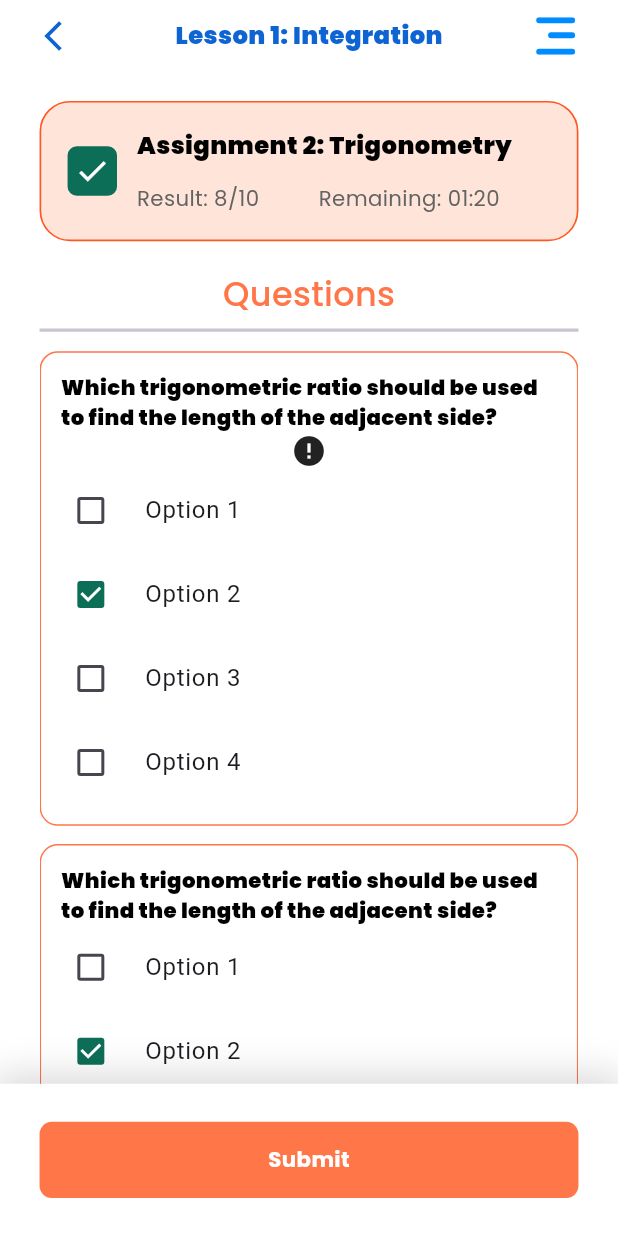
After one commit to Ztrios/Learning-Management, a Flutter app: the QuizSubmissionPage screen opened directly, on a phone screen of 412 x 824 dp. The commit adds this screen. Run offline on Flutter 3.47's test engine with Material 3 defaults, Android fonts, the phone set to English and light mode, and no system bars; drawn by our look-alikes of cached_network_image, toastification; our stand-ins replace awesome_notifications, dartz, date_picker_timeline, dio, equatable, firebase_core and 17 more; accounts and stored records are empty; network calls fail.

Commit message:
:art:[Interface]: "Quiz Submission page ui design completed".

```diff
--- a/lib/features/lessons/lession_routes.dart
+++ b/lib/features/lessons/lession_routes.dart
@@ -4,6 +4,7 @@ import 'package:learning_management/config/routes/router_transition.dart';
 import 'package:learning_management/features/lessons/presentation/pages/assignment_submit_page.dart';
 import 'package:learning_management/features/lessons/presentation/pages/lession_details_page.dart';
 import 'package:learning_management/features/lessons/presentation/pages/lessions_page.dart';
+import 'package:learning_management/features/lessons/presentation/pages/quiz_submission_page.dart';
 
 class LessionRouter {
   const LessionRouter._();
@@ -53,7 +54,20 @@ class LessionRouter {
                       transitionsBuilder: routerTransition
                   );
                 },
+              ),
+
+              GoRoute(
+                path: QuizSubmissionPage.path,
+                name: QuizSubmissionPage.name,
+                pageBuilder: (context,state){
+                  return CustomTransitionPage(
+                      key: state.pageKey,
+                      child: QuizSubmissionPage(),
+                      transitionsBuilder: routerTransition
+                  );
+                },
               )
+
             ]
           )
         ]
--- a/lib/features/lessons/presentation/pages/lession_details_page.dart
+++ b/lib/features/lessons/presentation/pages/lession_details_page.dart
@@ -40,7 +40,7 @@ class LessionDetailsPage extends StatelessWidget {
                       ),
 
                       Expanded(
-                          child: LessionContentTabBar()
+                        child: LessionContentTabBar(),
                       )
 
                     ],
--- /dev/null
+++ b/lib/features/lessons/presentation/pages/listview/mcq_list_view.dart
@@ -0,0 +1,19 @@
+import 'package:flutter/material.dart';
+import 'package:learning_management/features/lessons/presentation/widgets/item_view/mcq_item_view.dart';
+
+class McqListView extends StatelessWidget {
+  const McqListView({super.key});
+
+  @override
+  Widget build(BuildContext context) {
+    return Expanded(
+      child: ListView.builder(
+          itemCount: 10,
+          itemBuilder: (context,index) =>
+              MCQItemView(
+                image: index.isEven ? "https://media.geeksforgeeks.org/wp-content/uploads/20220905181228/FormationofMagnesiumChloride.jpg" : null
+              )
+      ),
+    );
+  }
+}
--- /dev/null
+++ b/lib/features/lessons/presentation/pages/quiz_submission_page.dart
@@ -0,0 +1,108 @@
+import 'package:flutter/material.dart';
+import 'package:flutter_screenutil/flutter_screenutil.dart';
+import 'package:learning_management/core/utils/styles/app_colors.dart';
+import 'package:learning_management/core/utils/styles/app_text_styles.dart';
+import 'package:learning_management/core/utils/ui_helpers/alignments.dart';
+import 'package:learning_management/core/utils/ui_helpers/margins.dart';
+import 'package:learning_management/core/utils/ui_helpers/paddings.dart';
+import 'package:learning_management/core/utils/ui_helpers/radius.dart';
+import 'package:learning_management/core/utils/ui_helpers/spacing.dart';
+import 'package:learning_management/features/lessons/presentation/widgets/item_view/quizzes_item_view.dart';
+import 'package:learning_management/features/lessons/presentation/pages/listview/mcq_list_view.dart';
+import 'package:learning_management/widgets/app_bars/secondary_app_bar.dart';
+import 'package:learning_management/widgets/buttons/primary_button.dart';
+import 'package:learning_management/widgets/network_image_widget.dart';
+
+class QuizSubmissionPage extends StatelessWidget {
+
+  static String get path => "/quiz-submit";
+  static String get name => "quiz-submit";
+
+  const QuizSubmissionPage({super.key});
+
+  @override
+  Widget build(BuildContext context) {
+    return Scaffold(
+      body: SafeArea(
+        child: SizedBox(
+          width: 1.sw,
+          height: 1.sh,
+          child: Column(
+            children: [
+
+              const SecondaryAppBar(
+                title: "Lesson 1: Integration",
+              ),
+
+              gap12,
+
+              Expanded(
+                child: Container(
+                  width: 1.sw,
+                  height: 1.sh,
+                  padding: paddingH24,
+                  child: Column(
+                    crossAxisAlignment: crossCenter,
+                    children: [
+
+                      QuizzesItemView(
+                          title: "Assignment 2: Trigonometry",
+                          status: "Remaining: 01:20",
+                          isCompleted: true
+                      ),
+
+                      gap12,
+
+                      Text(
+                        "Questions",
+                        style: AppTextStyles.titleLarge.copyWith(
+                          color: AppColors.deepOrange
+                        ),
+                      ),
+
+                      Divider(
+                        thickness: 2.w,
+                      ),
+
+
+                      McqListView()
+
+
+                    ],
+                  ),
+                ),
+              )
+
+
+
+            ],
+          ),
+        ),
+      ),
+      bottomNavigationBar: Container(
+        width: 1.sw,
+        height: 100.h,
+        padding: paddingH24,
+        decoration: BoxDecoration(
+            color: Colors.white,
+            boxShadow: [
+              BoxShadow(
+                color: Color(0x26000000),
+                blurRadius: 20,
+                offset: Offset(0, -2),
+                spreadRadius: 4,
+              )
+            ]
+        ),
+        child: Center(
+          child: PrimaryButton(
+            onPressed: (){},
+            text: "Submit",
+            background: AppColors.deepOrange,
+            textColor: Colors.white,
+          ),
+        ),
+      ),
+    );
+  }
+}
--- a/lib/features/lessons/presentation/pages/tab_view/quizzes_tab_view.dart
+++ b/lib/features/lessons/presentation/pages/tab_view/quizzes_tab_view.dart
@@ -1,4 +1,8 @@
 import 'package:flutter/material.dart';
+import 'package:go_router/go_router.dart';
+import 'package:learning_management/features/lessons/presentation/pages/lession_details_page.dart';
+import 'package:learning_management/features/lessons/presentation/pages/lessions_page.dart';
+import 'package:learning_management/features/lessons/presentation/pages/quiz_submission_page.dart';
 import 'package:learning_management/features/lessons/presentation/widgets/item_view/quizzes_item_view.dart';
 
 class QuizzesTabView extends StatelessWidget {
@@ -9,10 +13,13 @@ class QuizzesTabView extends StatelessWidget {
     return ListView.builder(
         itemCount: 4,
         itemBuilder: (context,index){
-          return QuizzesItemView(
-            title: "Assignment 1: Trigonometry",
-            isCompleted: index < 2,
-            status: index >= 2 ? "Missed" : "Submitted",
+          return InkWell(
+            onTap: ()=> context.push(LessionsPage.path + LessionDetailsPage.path + QuizSubmissionPage.path),
+            child: QuizzesItemView(
+              title: "Assignment 1: Trigonometry",
+              isCompleted: index < 2,
+              status: index >= 2 ? "Missed" : "Submitted",
+            ),
           );
         }
     );
--- /dev/null
+++ b/lib/features/lessons/presentation/widgets/item_view/mcq_item_view.dart
@@ -0,0 +1,62 @@
+import 'package:flutter/material.dart';
+import 'package:flutter_screenutil/flutter_screenutil.dart';
+import 'package:learning_management/core/utils/styles/app_colors.dart';
+import 'package:learning_management/core/utils/styles/app_text_styles.dart';
+import 'package:learning_management/core/utils/ui_helpers/margins.dart';
+import 'package:learning_management/core/utils/ui_helpers/paddings.dart';
+import 'package:learning_management/core/utils/ui_helpers/radius.dart';
+import 'package:learning_management/widgets/network_image_widget.dart';
+
+class MCQItemView extends StatelessWidget {
+  final String? image;
+  const MCQItemView({
+    super.key,
+    this.image
+  });
+
+  @override
+  Widget build(BuildContext context) {
+    return Container(
+      width: 1.sw,
+      margin: marginV6,
+      padding: padding12,
+      decoration: BoxDecoration(
+          borderRadius: radius12,
+          border: Border.all(
+              color: AppColors.deepOrange
+          )
+      ),
+      child: Column(
+        children: [
+
+          Text(
+            "Which trigonometric ratio should be used to find the length of the adjacent side?",
+            style: AppTextStyles.titleSmall.copyWith(
+                fontWeight: FontWeight.w900
+            ),
+          ),
+
+          if(image != null)
+            NetworkImageWidget(
+              image ?? "",
+            ),
+
+          ...List.generate(4, (index){
+            return CheckboxListTile(
+              value: index == 1,
+              onChanged: (value) {},
+              controlAffinity: ListTileControlAffinity
+                  .leading,
+              title: Text("Option ${index + 1}"),
+              activeColor: AppColors.deepGreen,
+              contentPadding: padding0,
+            );
+          }),
+
+
+
+        ],
+      ),
+    );
+  }
+}
```
